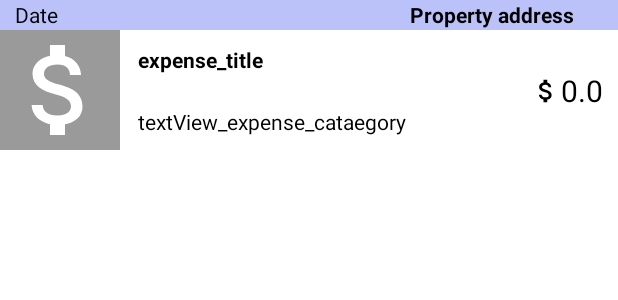
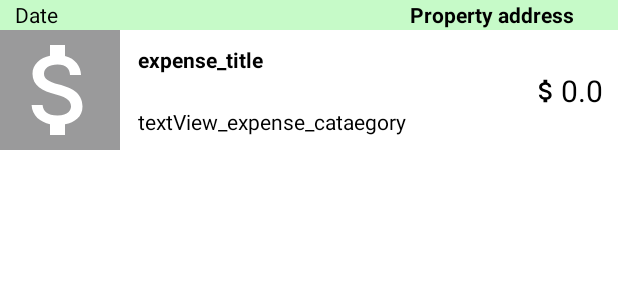
Before and after one commit to ggalarza123/RentalManagerApp, an Android app: the layout activity_main_recyclerview.xml on its own in the app's theme, with its tools: preview values and no code run, on a phone screen of 412 x 824 dp. Shown: the top 300 px of the screen. Run offline under Robolectric (Android 15) with nearby library versions, the phone set to English and light mode, and no system bars.

```diff
--- a/app/src/main/java/com/example/rentalmanager/Adapter/TransactionAdapter.java
+++ b/app/src/main/java/com/example/rentalmanager/Adapter/TransactionAdapter.java
@@ -39,8 +39,6 @@ public class TransactionAdapter extends RecyclerView.Adapter<TransactionAdapter.
 
         LayoutInflater inflater = LayoutInflater.from(context);
         View view = inflater.inflate(R.layout.activity_main_recyclerview, parent, false);
-
-
         return new TransactionAdapter.ViewHolder(view);
 
     }
@@ -55,7 +53,6 @@ public class TransactionAdapter extends RecyclerView.Adapter<TransactionAdapter.
         holder.category.setText(list.get(position).getTransactionCategory());
         holder.propertyAddress.setText(list.get(position).getProperty());
         // for image holder.imageView.setImageResource(list.get(position).getImage());
-
         holder.itemView.setSelected(itemSelected == position);
 
     }
@@ -88,7 +85,6 @@ public class TransactionAdapter extends RecyclerView.Adapter<TransactionAdapter.
                 return;
             }
             else {
-
                 notifyItemChanged(itemSelected);
                 itemSelected = getAdapterPosition();
                 notifyItemChanged(itemSelected);
@@ -102,7 +98,7 @@ public class TransactionAdapter extends RecyclerView.Adapter<TransactionAdapter.
     public void setUpNewActivity() {
         Intent intent = new Intent(this.context, TransactionActivity.class);
         Transactions clickedItem = list.get(itemSelected);
-
+        System.out.println("1. viewing clickedItem transaction, should be an object: " + clickedItem);
         intent.putExtra("transaction", clickedItem);
         intent.putExtra("editing", true);
         context.startActivity(intent);
--- a/app/src/main/java/com/example/rentalmanager/viewmodel/MainActivity.java
+++ b/app/src/main/java/com/example/rentalmanager/viewmodel/MainActivity.java
@@ -40,6 +40,7 @@ public class MainActivity extends AppCompatActivity implements NavigationView.On
 
     }
 
+
     private void initialStart() {
         setMenu();
         //finds the ***floatingactionbutton we are interested in, has to be floating action button***
@@ -70,10 +71,6 @@ public class MainActivity extends AppCompatActivity implements NavigationView.On
         transactionListView.setAdapter(adapter);
         transactionListView.setLayoutManager(new LinearLayoutManager(this));
     }
-    // this was missing details originally, above has it all!
-//    private void getData() {
-//        transactionListView.setAdapter(new TransactionAdapter(getApplicationContext(), AppDatabase.getDatabase(getApplicationContext()).getDao().getAllTransactions()));
-//    }
 
 
     private void setMenu() {
--- a/app/src/main/res/layout/activity_documents.xml
+++ b/app/src/main/res/layout/activity_documents.xml
@@ -30,7 +30,7 @@
             android:id="@+id/toolbar2"
             android:layout_width="match_parent"
             android:layout_height="100dp"
-            android:background="#1F32EB"
+            android:background="@drawable/background_color"
             android:minHeight="?attr/actionBarSize"
             android:paddingStart="4dp"
             android:theme="?attr/actionBarTheme"
--- a/app/src/main/res/layout/activity_main_recyclerview.xml
+++ b/app/src/main/res/layout/activity_main_recyclerview.xml
@@ -12,7 +12,7 @@
         android:id="@+id/textDate"
         android:layout_width="wrap_content"
         android:layout_height="20dp"
-        android:background="#4D1F32EB"
+        android:background="#401FEB26"
         android:ems="10"
         android:text="Date"
         android:paddingStart="10dp"
@@ -25,7 +25,7 @@
         android:id="@+id/textView_property"
         android:layout_width="0dp"
         android:layout_height="20dp"
-        android:background="#4D1F32EB"
+        android:background="#401FEB26"
         android:paddingEnd="30dp"
         android:text="Property address"
         android:textAlignment="viewEnd"
--- a/app/src/main/res/layout/activity_properties.xml
+++ b/app/src/main/res/layout/activity_properties.xml
@@ -30,7 +30,7 @@
             android:id="@+id/toolbar2"
             android:layout_width="match_parent"
             android:layout_height="100dp"
-            android:background="#1F32EB"
+            android:background="@drawable/background_color"
             android:minHeight="?attr/actionBarSize"
             android:paddingStart="4dp"
             android:theme="?attr/actionBarTheme"
@@ -117,6 +117,7 @@
             android:layout_height="wrap_content"
             android:layout_marginTop="10dp"
             android:text="Add A Property"
+            android:background="@drawable/background_color"
             app:layout_constraintEnd_toEndOf="parent"
             app:layout_constraintStart_toStartOf="parent"
             app:layout_constraintTop_toBottomOf="@+id/linearLayout2" />
--- a/app/src/main/res/layout/activity_reports.xml
+++ b/app/src/main/res/layout/activity_reports.xml
@@ -30,7 +30,7 @@
             android:id="@+id/toolbar2"
             android:layout_width="match_parent"
             android:layout_height="100dp"
-            android:background="#1F32EB"
+            android:background="@drawable/background_color"
             android:minHeight="?attr/actionBarSize"
             android:paddingStart="4dp"
             android:theme="?attr/actionBarTheme"
--- a/app/src/main/res/layout/property_add_dialog_view.xml
+++ b/app/src/main/res/layout/property_add_dialog_view.xml
@@ -20,7 +20,7 @@
         <androidx.constraintlayout.widget.ConstraintLayout
             android:layout_width="match_parent"
             android:layout_height="227dp"
-            android:background="@drawable/blue_accent_colors"
+            android:background="@drawable/background_color"
 
             >
 
--- a/app/src/main/res/layout/recycler_view_categories_layout.xml
+++ b/app/src/main/res/layout/recycler_view_categories_layout.xml
@@ -10,7 +10,7 @@
         android:id="@+id/toolbar3"
         android:layout_width="match_parent"
         android:layout_height="100dp"
-        android:background="#FF1F32EB"
+        android:background="@drawable/background_color"
         android:minHeight="?attr/actionBarSize"
         android:theme="?attr/actionBarTheme"
         app:layout_constraintEnd_toEndOf="parent"
--- a/app/src/main/res/layout/recycler_view_sub_categories_layout.xml
+++ b/app/src/main/res/layout/recycler_view_sub_categories_layout.xml
@@ -10,7 +10,7 @@
         android:id="@+id/toolbar3"
         android:layout_width="match_parent"
         android:layout_height="100dp"
-        android:background="#FF1F32EB"
+        android:background="@drawable/background_color"
         android:minHeight="?attr/actionBarSize"
         android:theme="?attr/actionBarTheme"
         app:layout_constraintEnd_toEndOf="parent"
--- a/app/src/main/res/values-night/themes.xml
+++ b/app/src/main/res/values-night/themes.xml
@@ -2,17 +2,19 @@
     <!-- Base application theme. -->
     <style name="Theme.RentalManager" parent="Theme.MaterialComponents.Light.NoActionBar">
         <!-- Primary brand color. -->
-        <item name="colorPrimary">#FF1F32EB</item>
-        <item name="colorPrimaryVariant">@color/purple_700</item>
-        <item name="colorOnPrimary">@color/black</item>
+        <item name="colorPrimary">@color/main_theme_color</item>
+        <item name="colorPrimaryVariant">@color/main_theme_color</item>
+        <item name="colorOnPrimary">@color/white</item>
         <item name="windowActionBar">false</item>
         <item name="windowNoTitle">true</item>
         <!-- Secondary brand color. -->
-        <item name="colorSecondary">@color/teal_200</item>
-        <item name="colorSecondaryVariant">@color/teal_200</item>
+        <item name="colorSecondary">@color/main_theme_color</item>
+        <item name="colorSecondaryVariant">@color/main_theme_color</item>
         <item name="colorOnSecondary">@color/black</item>
         <!-- Status bar color. -->
-        <item name="android:statusBarColor">?attr/colorPrimaryVariant</item>
+        <item name="android:statusBarColor">?attr/colorPrimary</item>
+
         <!-- Customize your theme here. -->
     </style>
+
 </resources>
--- a/app/src/main/res/values/colors.xml
+++ b/app/src/main/res/values/colors.xml
@@ -7,6 +7,7 @@
     <color name="teal_700">#FF018786</color>
     <color name="black">#FF000000</color>
     <color name="white">#FFFFFFFF</color>
-    <color name="main_theme_blue_color">#FF1F32EB</color>
+    <color name="main_theme_color">#2E7D32</color>
     <color name="secondary_lighter_blue">#4D1F32EB</color>
+
 </resources>
--- a/app/src/main/res/values/themes.xml
+++ b/app/src/main/res/values/themes.xml
@@ -2,14 +2,14 @@
     <!-- Base application theme. -->
     <style name="Theme.RentalManager" parent="Theme.MaterialComponents.Light.NoActionBar">
         <!-- Primary brand color. -->
-        <item name="colorPrimary">#FF1F32EB</item>
-        <item name="colorPrimaryVariant">#4D1F32EB</item>
+        <item name="colorPrimary">@color/main_theme_color</item>
+        <item name="colorPrimaryVariant">@color/main_theme_color</item>
         <item name="colorOnPrimary">@color/white</item>
         <item name="windowActionBar">false</item>
         <item name="windowNoTitle">true</item>
         <!-- Secondary brand color. -->
-        <item name="colorSecondary">@color/secondary_lighter_blue</item>
-        <item name="colorSecondaryVariant">@color/secondary_lighter_blue</item>
+        <item name="colorSecondary">@color/main_theme_color</item>
+        <item name="colorSecondaryVariant">@color/main_theme_color</item>
         <item name="colorOnSecondary">@color/black</item>
         <!-- Status bar color. -->
         <item name="android:statusBarColor">?attr/colorPrimary</item>
```
Also changed, not shown: app/src/main/java/com/example/rentalmanager/viewmodel/PropertiesActivity.java (+4 -4 lines), app/src/main/java/com/example/rentalmanager/viewmodel/TransactionActivity.java (+114 -64 lines), app/src/main/res/layout/activity_main.xml (+13 -5 lines), app/src/main/res/layout/add_transaction_input_layout.xml (+5 -5 lines), app/src/main/res/layout/nev_header.xml (+11 -2 lines).
